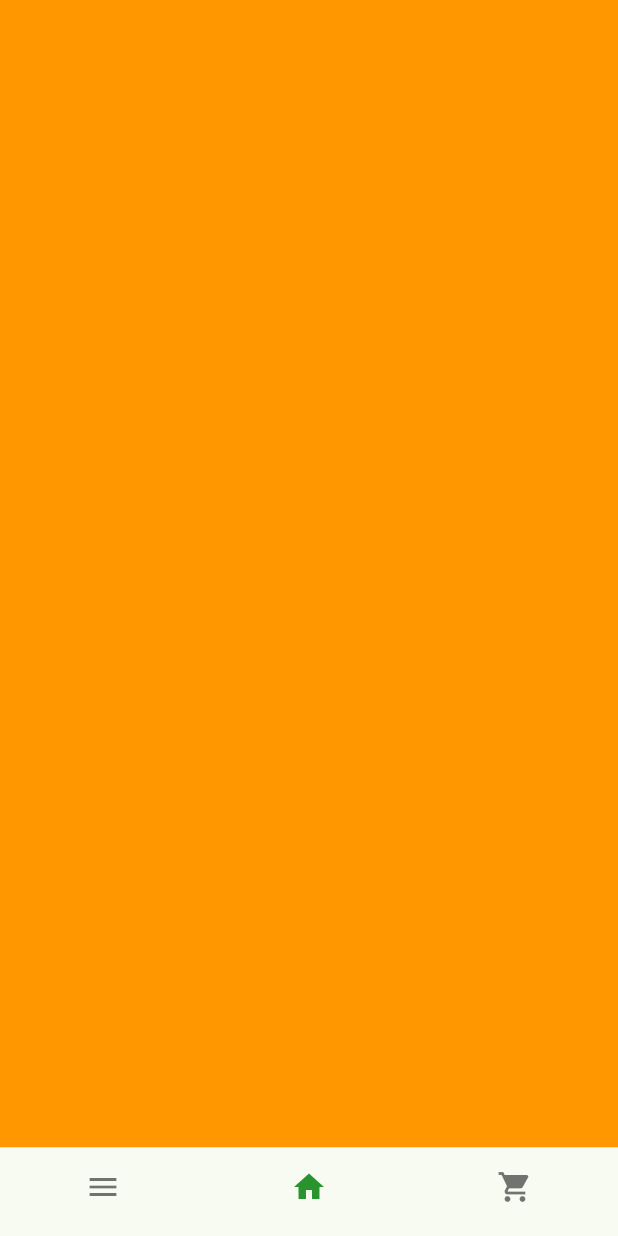
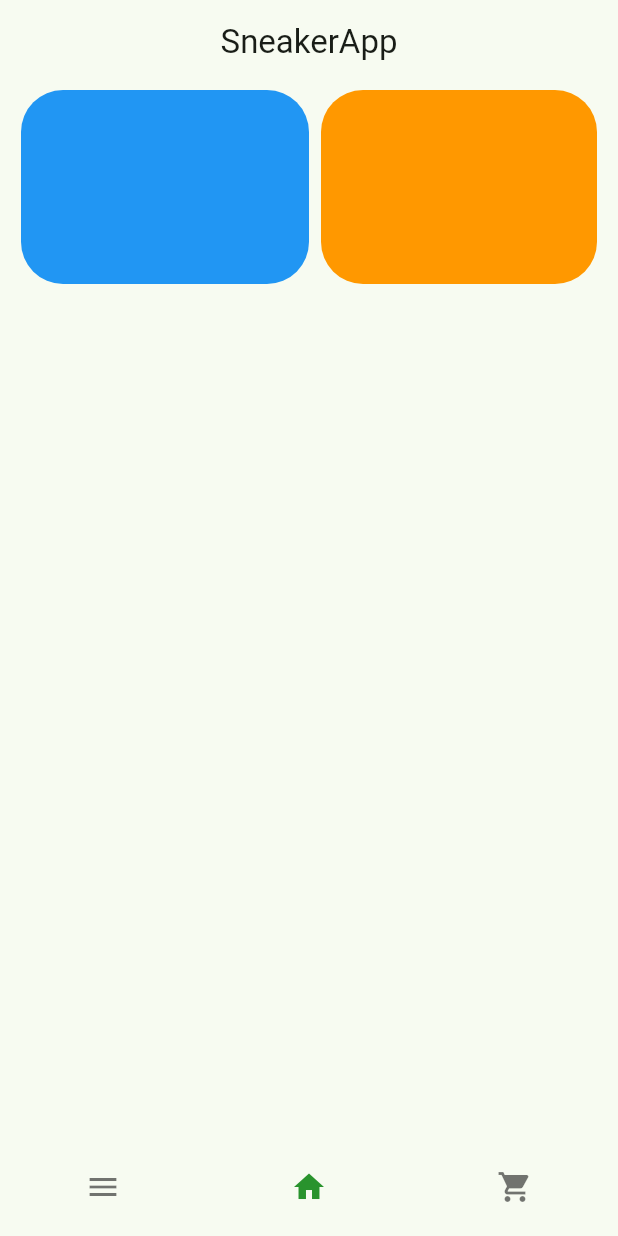
Before and after one commit to caiquesilvahue/sneakersapp, a Flutter app: the screen it shows after launch, on a phone screen of 412 x 824 dp. Run offline on Flutter 3.47's test engine with Material 3 defaults, Android fonts, the light colour scheme and no system bars; our stand-ins replace get.

Commit message:
carousel view init

```diff
--- a/lib/pages/home/views/home_view.dart
+++ b/lib/pages/home/views/home_view.dart
@@ -1,6 +1,7 @@
 import 'package:flutter/material.dart';
 
 import 'package:get/get.dart';
+import 'package:sneakerapp/pages/home/widgets/home_page_widget.dart';
 
 import '../controllers/home_controller.dart';
 
@@ -25,29 +26,36 @@ class HomeView extends GetView<HomeController> {
       ),
     ];
     List<Widget> homePages = [
-      Container(
-        color: Colors.pink,
+      Center(
+        child: Text(
+          'Menu Config',
+          style: TextStyle(fontSize: 40),
+        ),
       ),
-      Container(
-        color: Colors.orange,
-      ),
-      Container(
-        color: Colors.blue,
+      HomePageWidget(),
+      const Center(
+        child: Text(
+          'Car Shopping',
+          style: TextStyle(fontSize: 40),
+        ),
       ),
     ];
     return Scaffold(
+      appBar: AppBar(
+        title: Text('SneakerApp'),
+        centerTitle: true,
+      ),
       bottomNavigationBar: Obx(
         () => BottomNavigationBar(
           showSelectedLabels: false,
           showUnselectedLabels: false,
           items: bottomNavigationBarItem,
           currentIndex: controller.selectedIndex.value,
-          selectedItemColor: Colors.amber[800],
           onTap: controller.onItemTapped,
         ),
       ),
       body: Obx(
-        () => homePages[controller.selectedIndex.value],
+        () => SafeArea(child: homePages[controller.selectedIndex.value]),
       ),
     );
   }
--- /dev/null
+++ b/lib/pages/home/widgets/home_page_widget.dart
@@ -0,0 +1,38 @@
+import 'package:flutter/material.dart';
+
+class HomePageWidget extends StatelessWidget {
+  const HomePageWidget({super.key});
+
+  @override
+  Widget build(BuildContext context) {
+    return Column(
+      children: [
+        Container(
+          height: MediaQuery.of(context).size.height / 6,
+          width: MediaQuery.of(context).size.width,
+          padding: const EdgeInsets.symmetric(horizontal: 10),
+          child: CarouselView(itemExtent: 200, children: [
+            Container(
+              color: Colors.blue,
+            ),
+            Container(
+              color: Colors.orange,
+            ),
+            Container(
+              color: Colors.red,
+            ),
+            Container(
+              color: Colors.blue,
+            ),
+            Container(
+              color: Colors.orange,
+            ),
+            Container(
+              color: Colors.red,
+            ),
+          ]),
+        )
+      ],
+    );
+  }
+}
```
